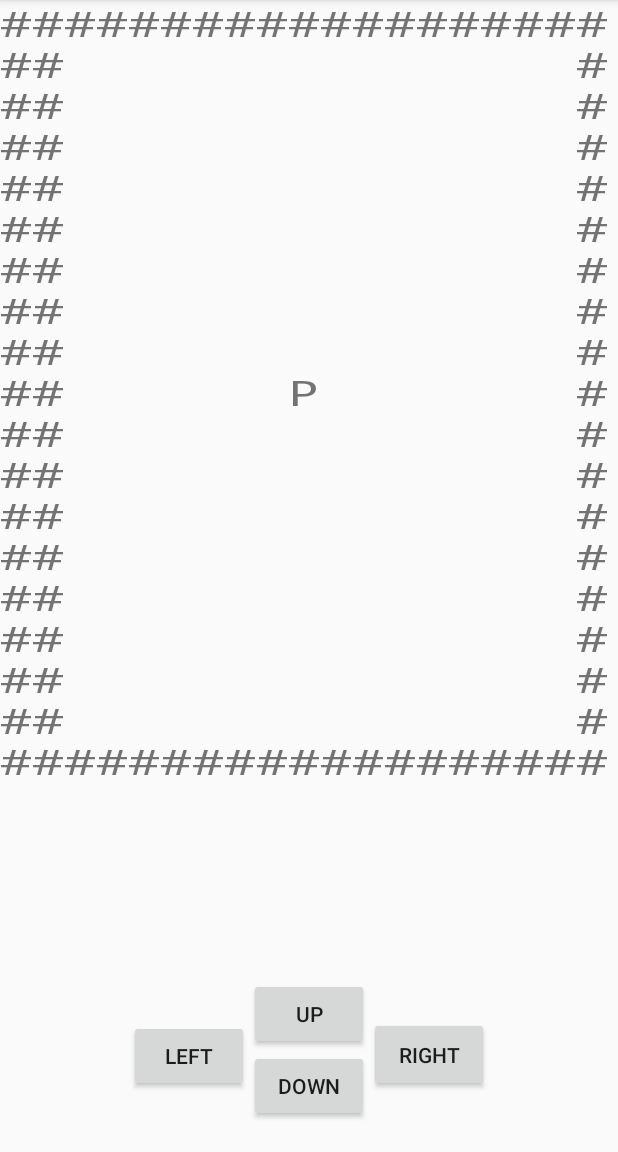
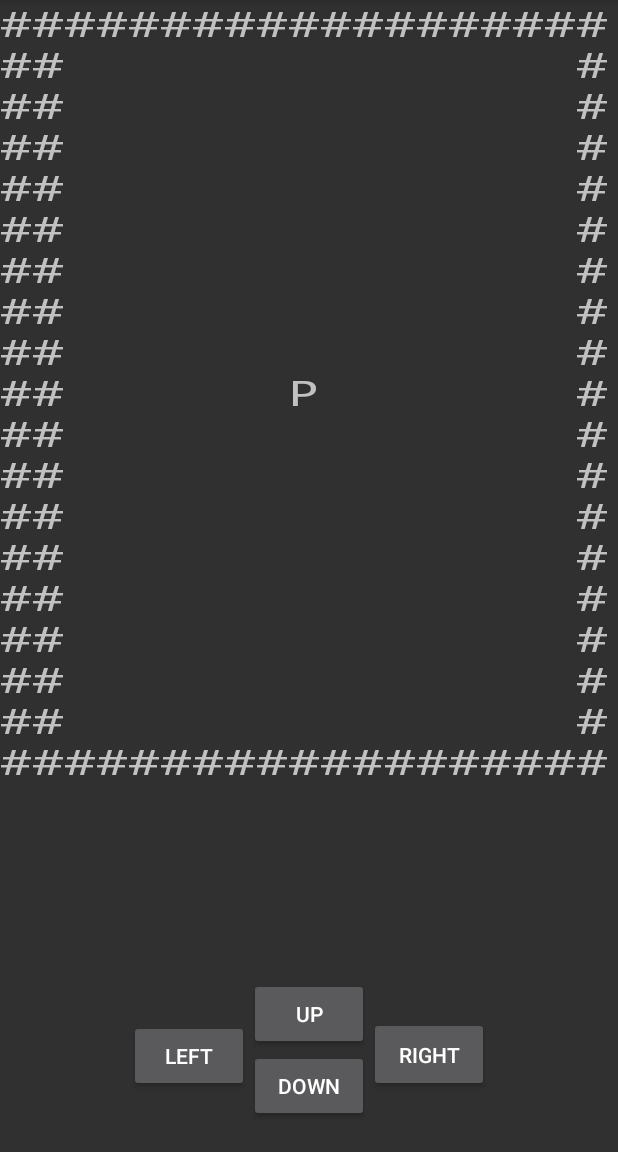
Before and after one commit to bloominstituteoftechnology/Android_Themes, an Android app: the screen it shows after launch (MainActivity), after a tap on "LEFT", on a phone screen of 412 x 824 dp, the part 84-1236 px from its top. Run offline under Robolectric (Android 15) with nearby library versions, the phone set to English and light mode, and no system bars.

Commit message:
Setup color values for different elements

```diff
--- a/MyApplication/app/src/main/java/com/example/myapplication/Handler.java
+++ b/MyApplication/app/src/main/java/com/example/myapplication/Handler.java
@@ -41,10 +41,22 @@ public class Handler {
     public static boolean checkCollision(int y, int x){
         y += PLAYER_POS_Y;
         x += PLAYER_POS_X;
-        if(map.getCharYX(y,x) == 'X' || map.getCharYX(y,x) == '#'){
+        if(map.getCharYX(y,x) == '♣' || map.getCharYX(y,x) == '#'){
             return true;
         }
         else{return false;}
+    }
+
+    public static String[] charArr2ToStringArr(char[][] displayedMap) {
+        String[] totalMap = new String[displayedMap.length];
+        for (int i = 0; i < displayedMap.length; i++) {
+            String lineMap = "";
+            for (int j = 0; j < displayedMap[i].length; j++) {
+                lineMap += displayedMap[i][j];
+            }
+            totalMap[i] = lineMap;
+        }
+        return totalMap;
     }
 
     public int getMapWidth() {
--- a/MyApplication/app/src/main/java/com/example/myapplication/MainActivity.java
+++ b/MyApplication/app/src/main/java/com/example/myapplication/MainActivity.java
@@ -32,7 +32,6 @@ public class MainActivity extends AppCompatActivity {
         display = getWindowManager().getDefaultDisplay();
         DISPLAY_HEIGHT = display.getHeight();
         DISPLAY_WIDTH = display.getWidth();
-        Log.i("test2", String.valueOf(DISPLAY_WIDTH) + "--" + String.valueOf(DISPLAY_HEIGHT));
 
         mapView = findViewById(R.id.map_view);
         Handler.createMap();
@@ -47,7 +46,7 @@ public class MainActivity extends AppCompatActivity {
         upButton.setOnClickListener(new View.OnClickListener() {
             @Override
             public void onClick(View v) {
-                if(Handler.checkCollision(yPos-1, xPos) != true) {
+                if (Handler.checkCollision(yPos - 1, xPos) != true) {
                     yPos--;
                     mapView.setText("");
                     updateMap();
@@ -58,7 +57,7 @@ public class MainActivity extends AppCompatActivity {
         downButton.setOnClickListener(new View.OnClickListener() {
             @Override
             public void onClick(View v) {
-                if(Handler.checkCollision(yPos+1, xPos) != true) {
+                if (Handler.checkCollision(yPos + 1, xPos) != true) {
                     yPos++;
                     mapView.setText("");
                     updateMap();
@@ -69,7 +68,7 @@ public class MainActivity extends AppCompatActivity {
         leftButton.setOnClickListener(new View.OnClickListener() {
             @Override
             public void onClick(View v) {
-                if(Handler.checkCollision(yPos, xPos -1) != true) {
+                if (Handler.checkCollision(yPos, xPos - 1) != true) {
                     xPos--;
                     mapView.setText("");
                     updateMap();
@@ -80,7 +79,7 @@ public class MainActivity extends AppCompatActivity {
         rightButton.setOnClickListener(new View.OnClickListener() {
             @Override
             public void onClick(View v) {
-                if(Handler.checkCollision(yPos, xPos +1) != true) {
+                if (Handler.checkCollision(yPos, xPos + 1) != true) {
                     xPos++;
                     mapView.setText("");
                     updateMap();
@@ -89,39 +88,34 @@ public class MainActivity extends AppCompatActivity {
         });
 
 
-
     }
 
-    public void updateMap(){
-        printMapToView(charArr2ToStringArr(Handler.mapDisplayArea(yPos, xPos)));
+    public void updateMap() {
+        printMapToView(Handler.charArr2ToStringArr(Handler.mapDisplayArea(yPos, xPos)));
     }
 
-    public String[] charArr2ToStringArr(char[][] displayedMap){
-        String[] totalMap = new String[displayedMap.length];
-        for(int i = 0; i < displayedMap.length; i++){
-            String lineMap = "";
-            for(int j = 0; j < displayedMap[i].length; j++){
-                lineMap += displayedMap[i][j];
-            }
-            totalMap[i] = lineMap;
-        }
-        return totalMap;
-    }
 
-    public void printMapToView(String[] map){
+
+    public void printMapToView(String[] map) {
         mapView.setTypeface(Typeface.MONOSPACE);
         mapView.setTextScaleX(1.5f);
 
-        for(int i = -2; i < map[1].length(); i++){
+        for(int j = 0; j< map.length-1;j++)
+        {
+            map[j].replace("X","Y");
+        }
+
+
+        for (int i = -2; i < map[1].length(); i++) {
             mapView.append("#");
         }
         mapView.append("\n");
-        for(String maps : map) {
+        for (String maps : map) {
             mapView.append("#");
             mapView.append(maps);
             mapView.append("#\n");
         }
-        for(int i = -2; i < map[1].length(); i++){
+        for (int i = -2; i < map[1].length(); i++) {
             mapView.append("#");
         }
 
--- a/MyApplication/app/src/main/java/com/example/myapplication/Map.java
+++ b/MyApplication/app/src/main/java/com/example/myapplication/Map.java
@@ -27,14 +27,11 @@ public class Map {
 
          for(int i = 0; i < WIDTH; i++){
              for(int j = 0; j < HEIGHT; j++){
-                 char cha = '#';
+                 char cha;
                  Random random = new Random();
                  int rand = random.nextInt(DENSITY_OF_MAP);
 
-                 if(i < 20)
-                 {
-                     cha = '#';
-                 }
+
                  switch(rand){
                      case 1:
                          cha = 'X'; // mountain
@@ -51,7 +48,7 @@ public class Map {
                      default:
                          cha = ' '; // empty space
                  }
-                 if(i < 20 || j < 20)
+                 if(i < 20 || j < 20)// creates border for an easy way to prevent oob
                  {
                      cha = '#';
                  }
--- a/MyApplication/app/src/main/res/values/styles.xml
+++ b/MyApplication/app/src/main/res/values/styles.xml
@@ -1,7 +1,7 @@
 <resources>
 
     <!-- Base application theme. -->
-    <style name="AppTheme" parent="Theme.AppCompat.Light.DarkActionBar">
+    <style name="AppTheme" parent="Theme.AppCompat">
         <!-- Customize your theme here. -->
         <item name="colorPrimary">@color/colorPrimary</item>
         <item name="colorPrimaryDark">@color/colorPrimaryDark</item>
```
Also changed, not shown: MyApplication/app/src/main/res/values/colors.xml (+13 -0 lines).
